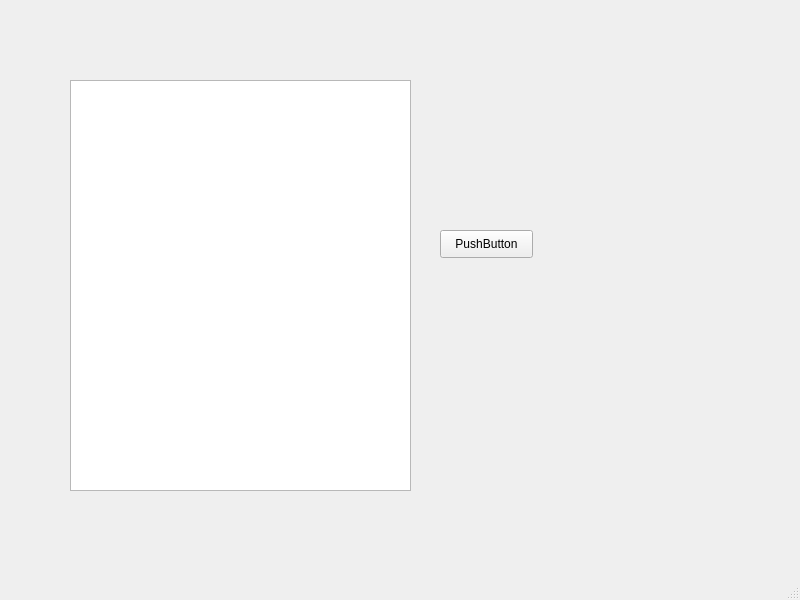
metherlence784/FYP-Polymorphic-Engine, file Polymorphic_Engine_V1/mainwindow.ui: the form before one commit.
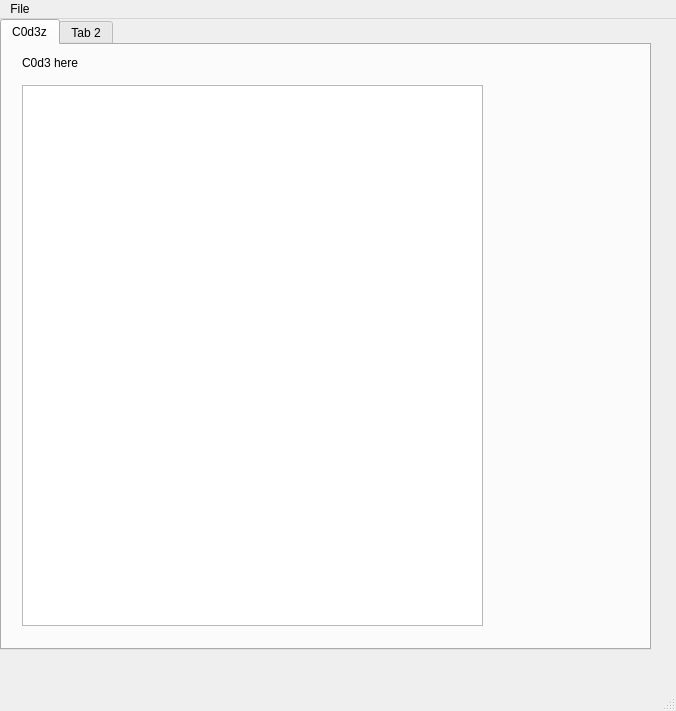
The form after the commit.

Commit message: Added exit application functionality. Using BCE, we have made a Exit_Application_Controller which helps us to exit the program when we click the exit button in the menu bar.

```diff
--- a/Polymorphic_Engine_V1/mainwindow.ui
+++ b/Polymorphic_Engine_V1/mainwindow.ui
@@ -6,36 +6,64 @@
    <rect>
     <x>0</x>
     <y>0</y>
-    <width>800</width>
-    <height>600</height>
+    <width>676</width>
+    <height>711</height>
    </rect>
   </property>
   <property name="windowTitle">
    <string>MainWindow</string>
   </property>
   <widget class="QWidget" name="centralwidget">
-   <widget class="QPushButton" name="pushButton">
+   <widget class="QTabWidget" name="tabWidget">
     <property name="geometry">
      <rect>
-      <x>440</x>
-      <y>230</y>
-      <width>93</width>
-      <height>28</height>
+      <x>0</x>
+      <y>0</y>
+      <width>651</width>
+      <height>631</height>
      </rect>
     </property>
-    <property name="text">
-     <string>PushButton</string>
+    <property name="currentIndex">
+     <number>0</number>
     </property>
-   </widget>
-   <widget class="QTextEdit" name="textEdit">
-    <property name="geometry">
-     <rect>
-      <x>70</x>
-      <y>80</y>
-      <width>341</width>
-      <height>411</height>
-     </rect>
-    </property>
+    <widget class="QWidget" name="tab">
+     <attribute name="title">
+      <string>C0d3z</string>
+     </attribute>
+     <widget class="QLabel" name="label">
+      <property name="geometry">
+       <rect>
+        <x>20</x>
+        <y>10</y>
+        <width>101</width>
+        <height>16</height>
+       </rect>
+      </property>
+      <property name="text">
+       <string>C0d3 here</string>
+      </property>
+     </widget>
+     <widget class="QPlainTextEdit" name="Code_Input_Textbox">
+      <property name="geometry">
+       <rect>
+        <x>20</x>
+        <y>40</y>
+        <width>461</width>
+        <height>541</height>
+       </rect>
+      </property>
+      <property name="plainText">
+      </property>
+      <property name="placeholderText">
+       <string/>
+      </property>
+     </widget>
+    </widget>
+    <widget class="QWidget" name="tab_2">
+     <attribute name="title">
+      <string>Tab 2</string>
+     </attribute>
+    </widget>
    </widget>
   </widget>
   <widget class="QMenuBar" name="menubar">
@@ -43,10 +71,23 @@
     <rect>
      <x>0</x>
      <y>0</y>
-     <width>800</width>
+     <width>676</width>
      <height>26</height>
     </rect>
    </property>
+   <widget class="QMenu" name="menuFile">
+    <property name="title">
+     <string>File</string>
+    </property>
+    <addaction name="actionNew_File"/>
+    <addaction name="actionOpen_File"/>
+    <addaction name="separator"/>
+    <addaction name="actionSave"/>
+    <addaction name="actionSave_As"/>
+    <addaction name="separator"/>
+    <addaction name="Exit_Menu_Item"/>
+   </widget>
+   <addaction name="menuFile"/>
   </widget>
   <widget class="QStatusBar" name="statusbar"/>
  </widget>
```
Left out of the diff: 28 changed lines with no effect on the pictures. The commit also changes 51 other files.
